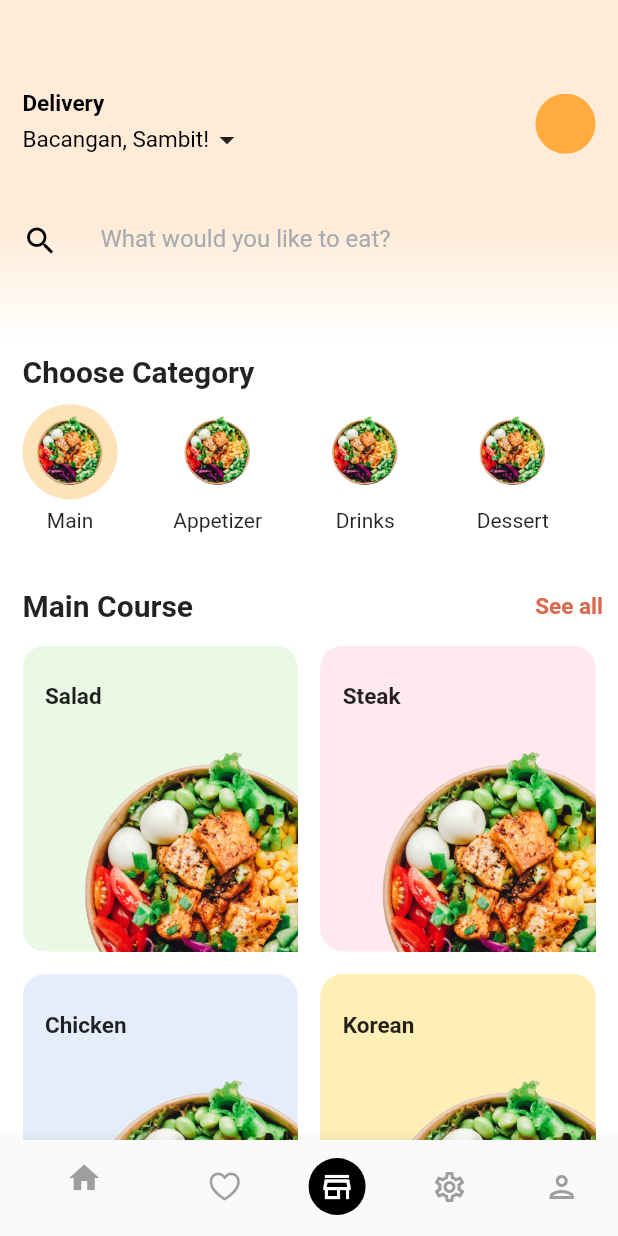
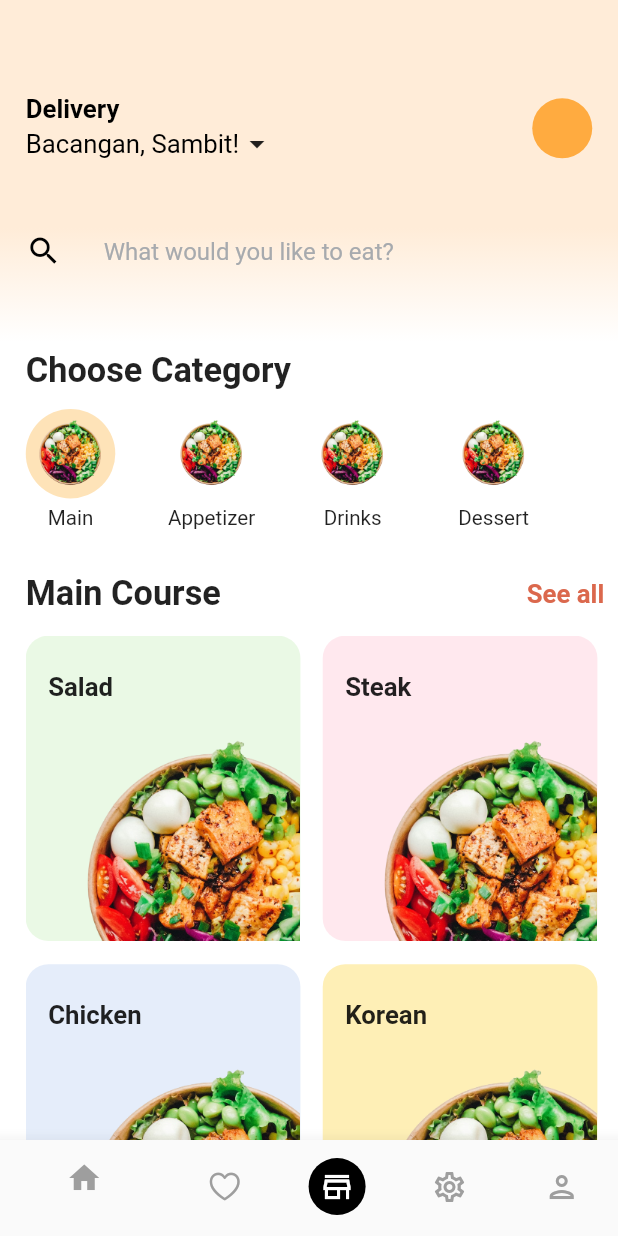
Before and after one commit to Akpagni5547/design-github, a Flutter app: the HomeScreenOne screen opened directly, on a phone screen of 412 x 824 dp. Run offline on Flutter 3.47's test engine with Material 2 defaults, Android fonts, the phone set to English and light mode, and no system bars; our stand-ins replace flutter_screenutil.

Commit message:
feat: add new feature

```diff
--- a/lib/screens/screen1.dart
+++ b/lib/screens/screen1.dart
@@ -1,6 +1,7 @@
 import 'package:flutter/material.dart';
 import 'package:flutter/cupertino.dart';
 import 'package:food_apps/screens/screen2.dart';
+import 'package:flutter_screenutil/flutter_screenutil.dart';
 
 class CategoriesFood {
   final String urlImage;
@@ -72,7 +73,7 @@ class HomeScreenOne extends StatelessWidget {
         ],
       ),
       body: Container(
-        padding: const EdgeInsets.only(top: 30),
+        padding: const EdgeInsets.only(top: 25).r,
         decoration: const BoxDecoration(
           gradient: LinearGradient(
               colors: [Color(0xffffecd8), Colors.white],
@@ -81,7 +82,7 @@ class HomeScreenOne extends StatelessWidget {
               stops: [0.2, 0.3]),
         ),
         child: ListView(
-          padding: const EdgeInsets.only(left: 15, top: 30),
+          padding: const EdgeInsets.only(left: 15, top: 30).r,
           children: [
             Row(
               mainAxisAlignment: MainAxisAlignment.spaceBetween,
@@ -89,30 +90,31 @@ class HomeScreenOne extends StatelessWidget {
                 Column(
                   crossAxisAlignment: CrossAxisAlignment.start,
                   children: [
-                    const Text(
+                    Text(
                       'Delivery',
                       style: TextStyle(
                           color: Colors.black,
                           fontWeight: FontWeight.bold,
-                          fontSize: 15),
+                          fontSize: 15.sp),
                     ),
-                    const SizedBox(
-                      height: 3,
+                    SizedBox(
+                      height: 1.h,
                     ),
                     Row(
-                      children: const [
+                      children: [
                         Text(
                           "Bacangan, Sambit!",
-                          style: TextStyle(color: Colors.black, fontSize: 15),
+                          style:
+                              TextStyle(color: Colors.black, fontSize: 15.sp),
                         ),
-                        Icon(Icons.arrow_drop_down)
+                        const Icon(Icons.arrow_drop_down)
                       ],
                     )
                   ],
                 ),
-                const Padding(
-                  padding: EdgeInsets.only(right: 15),
-                  child: CircleAvatar(
+                Padding(
+                  padding: const EdgeInsets.only(right: 15).r,
+                  child: const CircleAvatar(
                     backgroundColor: Colors.orangeAccent,
                     // backgroundImage: Image.asset(
                     //   'assets/images/food.png',
@@ -126,7 +128,7 @@ class HomeScreenOne extends StatelessWidget {
               height: 30,
             ),
             Container(
-              height: MediaQuery.of(context).size.height / 16,
+              height: 50.h,
               child: TextFormField(
                 cursorColor: const Color(0xffe5d5c2),
                 decoration: const InputDecoration(
@@ -142,27 +144,28 @@ class HomeScreenOne extends StatelessWidget {
                 ),
               ),
             ),
-            const SizedBox(
-              height: 50,
+            SizedBox(
+              height: 30.h,
             ),
             Row(
-              children: const [
+              children: [
                 Text(
                   'Choose Category',
-                  style: TextStyle(fontSize: 20, fontWeight: FontWeight.bold),
+                  style:
+                      TextStyle(fontSize: 20.sp, fontWeight: FontWeight.bold),
                 )
               ],
             ),
-            const SizedBox(
-              height: 10,
+            SizedBox(
+              height: 10.h,
             ),
             Container(
-              height: MediaQuery.of(context).size.height / 8,
+              height: 75.h,
               child: ListView.builder(
                   itemCount: categoriesFoods.length,
                   scrollDirection: Axis.horizontal,
                   itemBuilder: ((context, index) => Container(
-                        margin: const EdgeInsets.only(right: 35),
+                        margin: const EdgeInsets.only(right: 30).w,
                         child: Column(
                           crossAxisAlignment: CrossAxisAlignment.center,
                           children: [
@@ -179,51 +182,55 @@ class HomeScreenOne extends StatelessWidget {
                               child: Image.asset(
                                 'assets/images/food.png',
                                 fit: BoxFit.cover,
-                                height: MediaQuery.of(context).size.height / 13,
+                                height: 50.h,
                               ),
                             ),
-                            const SizedBox(
-                              height: 6,
+                            SizedBox(
+                              height: 4.h,
                             ),
-                            Text(categoriesFoods[index].title)
+                            Text(
+                              categoriesFoods[index].title,
+                              style: TextStyle(fontSize: 12.sp),
+                            )
                           ],
                         ),
                       ))),
             ),
-            const SizedBox(
-              height: 20,
+            SizedBox(
+              height: 17.h,
             ),
             Row(
               mainAxisAlignment: MainAxisAlignment.spaceBetween,
-              children: const [
+              children: [
                 Text(
                   'Main Course',
-                  style: TextStyle(fontSize: 20, fontWeight: FontWeight.bold),
+                  style:
+                      TextStyle(fontSize: 20.sp, fontWeight: FontWeight.bold),
                 ),
                 Padding(
-                  padding: EdgeInsets.only(right: 10),
+                  padding: const EdgeInsets.only(right: 8).w,
                   child: Text(
                     'See all',
                     style: TextStyle(
-                        fontSize: 15,
+                        fontSize: 15.sp,
                         fontWeight: FontWeight.bold,
-                        color: Color(0xffdb684d)),
+                        color: const Color(0xffdb684d)),
                   ),
                 )
               ],
             ),
-            const SizedBox(
-              height: 15,
+            SizedBox(
+              height: 12.h,
             ),
             Container(
-              height: MediaQuery.of(context).size.height / 2,
+              height: 0.5.sh,
               child: GridView.builder(
-                padding: const EdgeInsets.only(right: 15),
+                padding: const EdgeInsets.only(right: 12).w,
                 itemCount: courses.length,
-                gridDelegate: const SliverGridDelegateWithFixedCrossAxisCount(
+                gridDelegate: SliverGridDelegateWithFixedCrossAxisCount(
                     crossAxisCount: 2,
-                    crossAxisSpacing: 15,
-                    mainAxisSpacing: 15,
+                    crossAxisSpacing: 13.w,
+                    mainAxisSpacing: 13.h,
                     childAspectRatio: 0.9),
                 itemBuilder: ((context, index) => Container(
                       decoration: BoxDecoration(
@@ -239,8 +246,9 @@ class HomeScreenOne extends StatelessWidget {
                               alignment: Alignment.centerLeft,
                               child: Text(
                                 courses[index].title,
-                                style: const TextStyle(
-                                    fontSize: 15, fontWeight: FontWeight.bold),
+                                style: TextStyle(
+                                    fontSize: 15.sp,
+                                    fontWeight: FontWeight.bold),
                               ),
                             ),
                           ),
--- a/pubspec.yaml
+++ b/pubspec.yaml
@@ -36,6 +36,7 @@ dependencies:
   # The following adds the Cupertino Icons font to your application.
   # Use with the CupertinoIcons class for iOS style icons.
   cupertino_icons: ^1.0.2
+  flutter_screenutil: ^5.6.0
 
 dev_dependencies:
   flutter_test:
```
Also changed, not shown: lib/main.dart (+12 -6 lines), lib/screens/responsive.dart (added, +55 -0 lines), lib/screens/responsive2.dart (added, +105 -0 lines), lib/screens/screen3.dart (+5 -3 lines), pubspec.lock.
